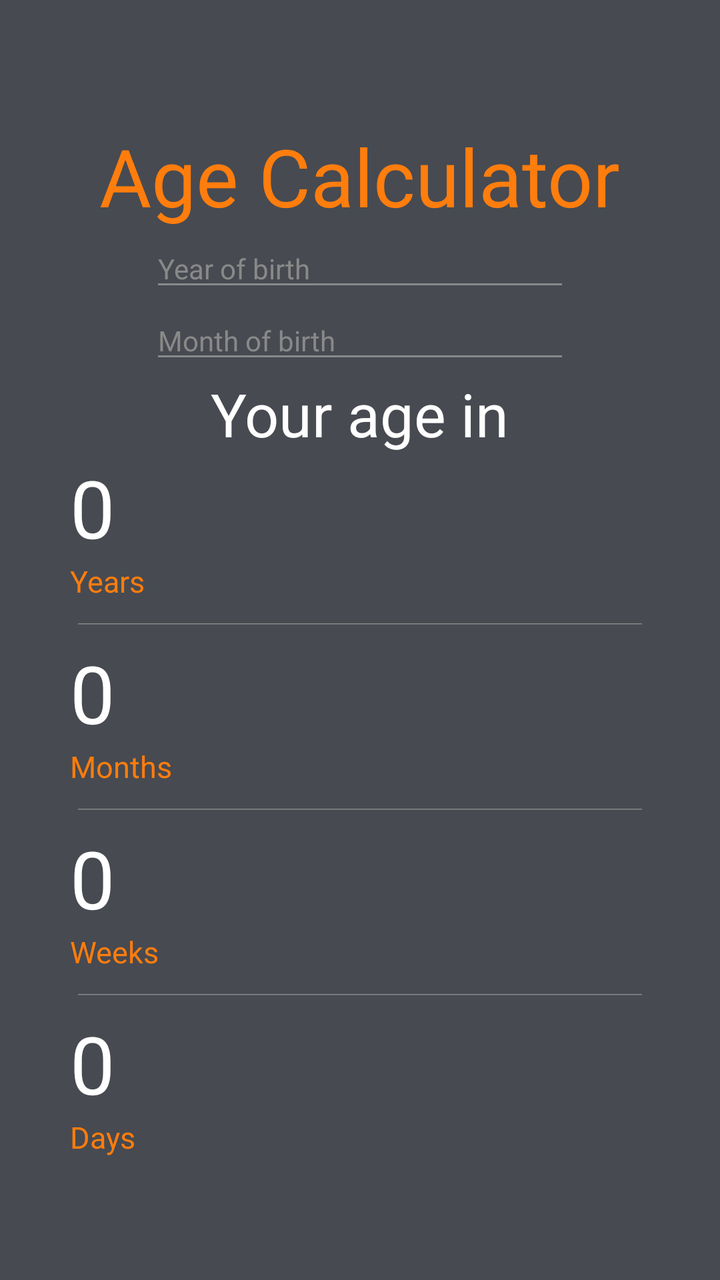
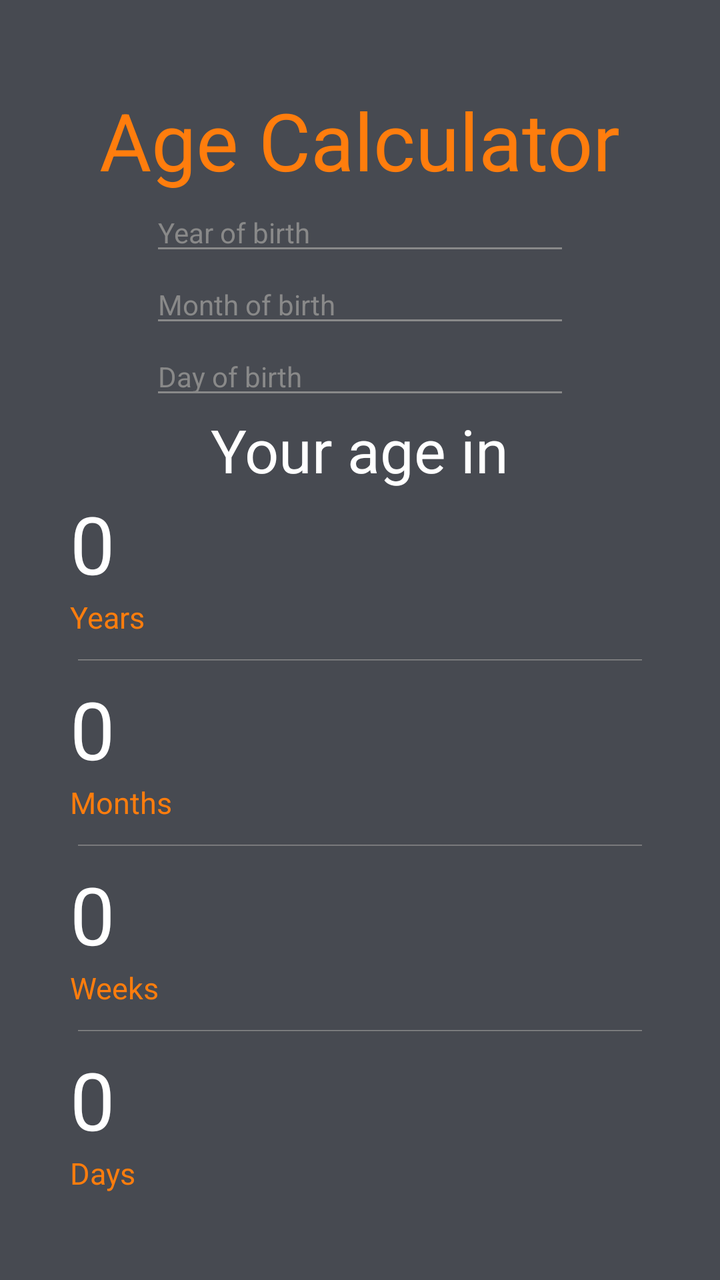

Compare the two renders of this Android layout. The source of the first and the diff that turns it into the second are given below.
<!-- AndroidManifest.xml: application theme Theme.AndroidHomework -->
<!-- res/layout/activity_main.xml -->
<?xml version="1.0" encoding="utf-8"?>
<LinearLayout xmlns:android="http://schemas.android.com/apk/res/android"
    xmlns:app="http://schemas.android.com/apk/res-auto"
    xmlns:tools="http://schemas.android.com/tools"
    android:layout_width="match_parent"
    android:layout_height="match_parent"
    android:background="@color/darkslategrey"
    android:gravity="center"
    android:orientation="vertical"
    android:paddingHorizontal="35dp"
    tools:context=".MainActivity">

    <TextView
        android:layout_width="wrap_content"
        android:layout_height="wrap_content"
        android:text="@string/age_calculator"
        android:textColor="@color/darkorange"
        android:textSize="40sp" />

    <EditText
        android:id="@+id/editTextYearOfBirth"
        android:layout_width="match_parent"
        android:layout_height="wrap_content"
        android:layout_marginHorizontal="40dp"
        android:backgroundTint="@color/grayly"
        android:hint="@string/year_of_birth"
        android:inputType="number"
        android:textColor="@color/white"
        android:textColorHint="@color/grayly"
        android:textSize="14sp" />

    <EditText
        android:id="@+id/editTextMonthOfBirth"
        android:layout_width="match_parent"
        android:layout_height="wrap_content"
        android:layout_marginHorizontal="40dp"
        android:backgroundTint="@color/grayly"
        android:hint="@string/month_of_birth"
        android:inputType="number"
        android:textColorHint="@color/grayly"
        android:textSize="14sp" />

    <TextView
        android:layout_width="wrap_content"
        android:layout_height="wrap_content"
        android:text="@string/your_age_in"
        android:textColor="@color/white"
        android:textSize="30sp" />

    <TextView
        android:id="@+id/textViewYearsOutput"
        android:layout_width="match_parent"
        android:layout_height="wrap_content"
        android:text="0"
        android:textColor="@color/white"
        android:textSize="40sp" />

    <TextView
        android:layout_width="match_parent"
        android:layout_height="wrap_content"
        android:text="@string/years"
        android:textColor="@color/darkorange"
        android:textSize="15sp" />

    <EditText
        android:layout_width="match_parent"
        android:layout_height="19sp"
        android:backgroundTint="@color/grayly" />

    <TextView
        android:id="@+id/textViewMonthsOutput"
        android:layout_width="match_parent"
        android:layout_height="wrap_content"
        android:text="0"
        android:textColor="@color/white"
        android:textSize="40sp" />

    <TextView
        android:layout_width="match_parent"
        android:layout_height="wrap_content"
        android:text="@string/months"
        android:textColor="@color/darkorange"
        android:textSize="15sp" />

    <EditText
        android:layout_width="match_parent"
        android:layout_height="19sp"
        android:backgroundTint="@color/grayly" />

    <TextView
        android:id="@+id/textViewWeeksOutput"
        android:layout_width="match_parent"
        android:layout_height="wrap_content"
        android:text="0"
        android:textColor="@color/white"
        android:textSize="40sp" />

    <TextView
        android:layout_width="match_parent"
        android:layout_height="wrap_content"
        android:text="@string/weeks"
        android:textColor="@color/darkorange"
        android:textSize="15sp" />

    <EditText
        android:layout_width="match_parent"
        android:layout_height="19sp"
        android:backgroundTint="@color/grayly" />

    <TextView
        android:id="@+id/textViewDaysOutput"
        android:layout_width="match_parent"
        android:layout_height="wrap_content"
        android:text="0"
        android:textColor="@color/white"
        android:textSize="40sp" />

    <TextView
        android:layout_width="match_parent"
        android:layout_height="wrap_content"
        android:text="@string/days"
        android:textColor="@color/darkorange"
        android:textSize="15sp" />

</LinearLayout>
<!-- resources referenced by this layout -->
<resources>
  <color name="darkorange">#FF7D0D</color>
  <color name="darkslategrey">#474A51</color>
  <color name="grayly">#898989</color>
  <color name="white">#FFFFFFFF</color>
  <string name="age_calculator">Age Calculator</string>
  <string name="days">Days</string>
  <string name="month_of_birth">Month of birth</string>
  <string name="months">Months</string>
  <string name="weeks">Weeks</string>
  <string name="year_of_birth">Year of birth</string>
  <string name="years">Years</string>
  <string name="your_age_in">Your age in</string>
  <style name="Theme.AndroidHomework" parent="Theme.MaterialComponents.DayNight.NoActionBar">
          
          <item name="colorPrimary">@color/purple_500</item>
          <item name="colorPrimaryVariant">@color/purple_700</item>
          <item name="colorOnPrimary">@color/white</item>
          
          <item name="colorSecondary">@color/teal_200</item>
          <item name="colorSecondaryVariant">@color/teal_700</item>
          <item name="colorOnSecondary">@color/black</item>
          
          <item name="android:statusBarColor">?attr/colorPrimaryVariant</item>
          
      </style>
  <color name="purple_500">#FF6200EE</color>
  <color name="purple_700">#FF3700B3</color>
  <color name="teal_200">#FF03DAC5</color>
  <color name="teal_700">#FF018786</color>
  <color name="black">#FF000000</color>
</resources>

<!-- the commit's change to res/layout/activity_main.xml (unified diff, before → after) -->
@@ -37,6 +37,19 @@
         android:backgroundTint="@color/grayly"
         android:hint="@string/month_of_birth"
         android:inputType="number"
+        android:textColor="@color/white"
+        android:textColorHint="@color/grayly"
+        android:textSize="14sp" />
+
+    <EditText
+        android:id="@+id/editTextDayOfBirth"
+        android:layout_width="match_parent"
+        android:layout_height="wrap_content"
+        android:layout_marginHorizontal="40dp"
+        android:backgroundTint="@color/grayly"
+        android:hint="@string/day_of_birth"
+        android:inputType="number"
+        android:textColor="@color/white"
         android:textColorHint="@color/grayly"
         android:textSize="14sp" />
 
<!-- resource entries referenced after the edit -->
@@ -5,6 +5,7 @@
   <color name="grayly">#898989</color>
   <color name="white">#FFFFFFFF</color>
   <string name="age_calculator">Age Calculator</string>
+  <string name="day_of_birth">Day of birth</string>
   <string name="days">Days</string>
   <string name="month_of_birth">Month of birth</string>
   <string name="months">Months</string>
